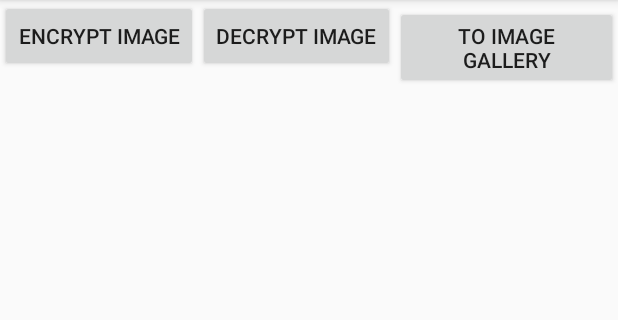
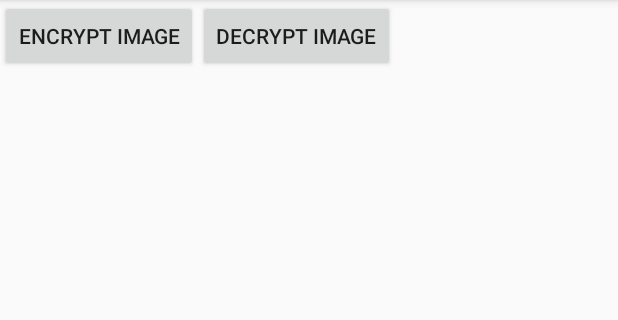
Before and after one commit to kiracp/CatPix, an Android app: the CipherButtons screen opened directly, with no data from a screen before it, on a phone screen of 412 x 824 dp, the part 84-404 px from its top. Run offline under Robolectric (Android 15) with nearby library versions, the phone set to English and light mode, and no system bars.

Commit message:
Remove to gallery button

```diff
--- a/app/src/main/java/com/kiraprentice/catpix/CipherButtons.java
+++ b/app/src/main/java/com/kiraprentice/catpix/CipherButtons.java
@@ -46,13 +46,9 @@ public class CipherButtons extends ActionBarActivity implements View.OnClickList
 
             Button encrypt =  (Button) findViewById(R.id.imageToEncrypt);
             Button decrypt =  (Button) findViewById(R.id.imageToDecrypt);
-            Button toImages = (Button) findViewById(R.id.screenOfImages);
-
 
             encrypt.setOnClickListener(this);
             decrypt.setOnClickListener(this);
-            toImages.setOnClickListener(this);
-
         }
 
     public void onClick(View v) {
@@ -68,22 +64,6 @@ public class CipherButtons extends ActionBarActivity implements View.OnClickList
                 System.out.println("img to decrypt clicked");
                 startActivityForResult(imageChooser, PICK_IMG_DECRYPT_REQUEST);
                 break;
-
-            case R.id.screenOfImages:
-                System.out.println("Click to go to image screen");
-                startActivity(new Intent(CipherButtons.this, PhotoStreamActivity.class));
-
-                //startActivity();
-                //System.out.println("trying to add an image");
-                //ContentValues values = new ContentValues();
-                //values.put(Images.Media.TITLE, "/assets/images/imrs.jpeg");
-                //values.put(Images.Media.DATE_ADDED, System.currentTimeMillis());
-                //values.put(Images.Media.MIME_TYPE, "image/jpeg");
-
-                //Uri uri = this.getContentResolver().insert(Images.Media.EXTERNAL_CONTENT_URI, values);
-
-                //this.getApplicationContext().getContentResolver().delete(data.getData(), null, null);
-
         }
     }
 
--- a/app/src/main/res/layout/activity_main.xml
+++ b/app/src/main/res/layout/activity_main.xml
@@ -14,14 +14,7 @@
         android:layout_height="wrap_content"
         android:text="@string/decrypt_image" />
 
-    <Button android:id="@+id/screenOfImages"
-        android:layout_width="wrap_content"
-        android:layout_height="wrap_content"
-        android:text="@string/toImageGallery"/>
-
     <ImageView android:id="@+id/forPic"
         android:layout_width="wrap_content"
         android:layout_height="wrap_content" />
-
-
 </LinearLayout>
```
